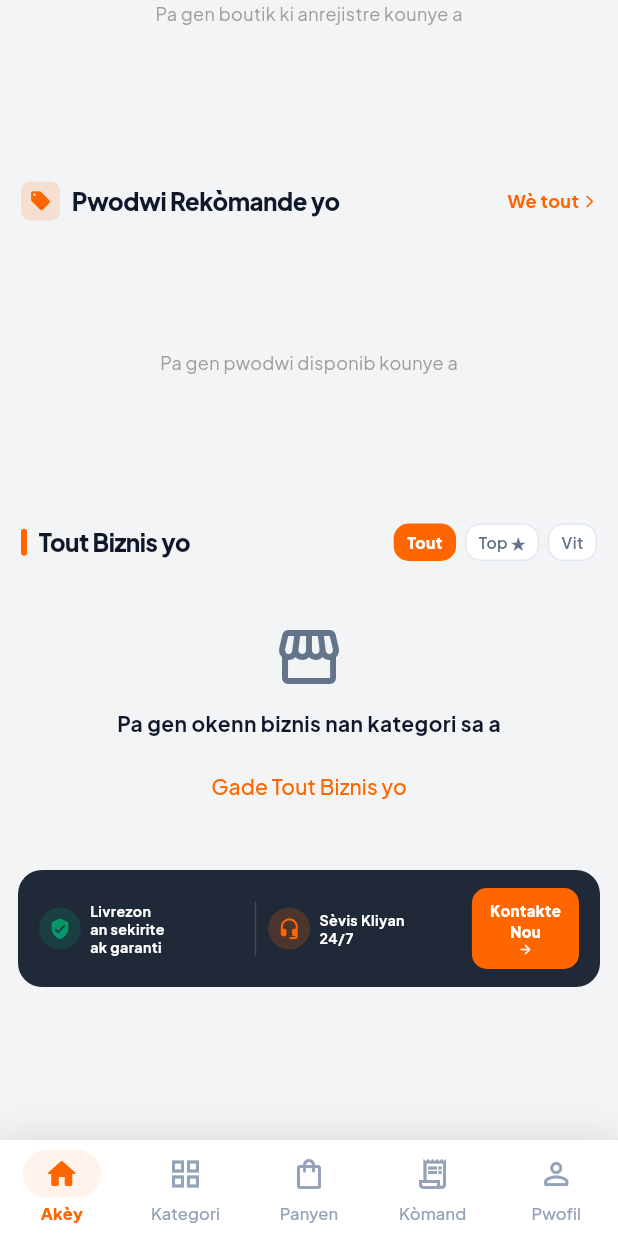
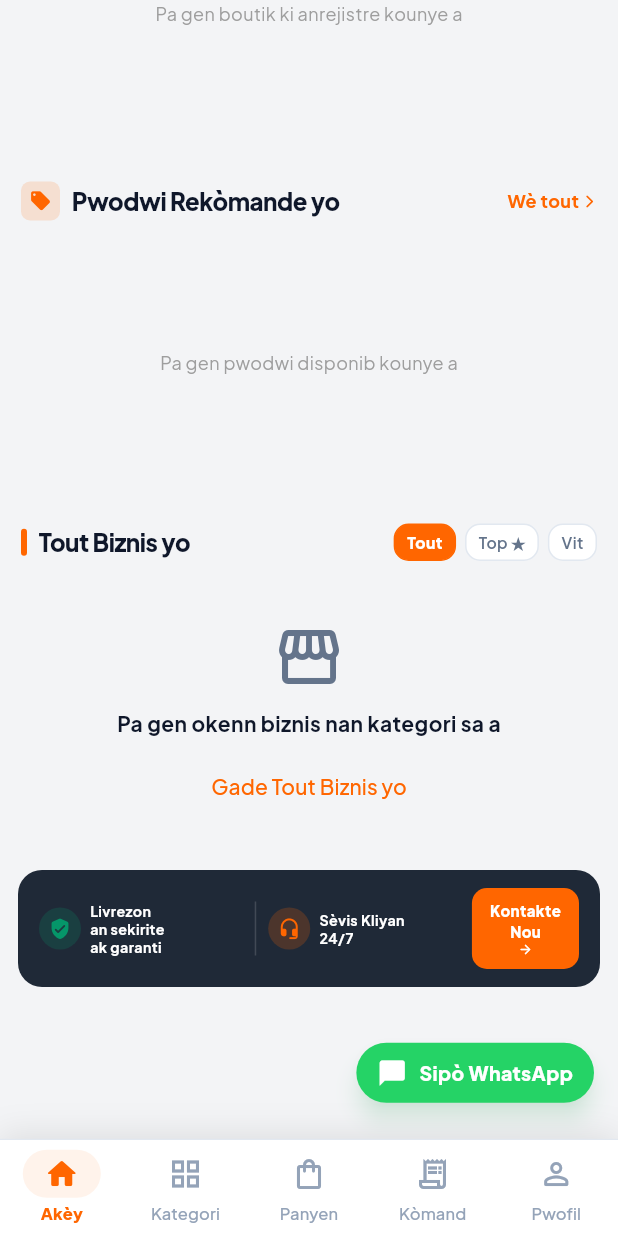
Before and after one commit to bienaimejeanbaptiste232-source/dlh, a Flutter app: the screen it shows after launch, scrolled down 539 dp, on a phone screen of 412 x 824 dp. Run offline on Flutter 3.47's test engine with Material 3 defaults, Android fonts, the phone set to English and light mode, and no system bars; our stand-ins replace audioplayers, connectivity_plus, firebase_core, firebase_messaging, flutter_map, flutter_riverpod and 8 more; accounts and stored records are empty; network calls fail.

Commit message:
feat(launch-prep): add floating 24/7 WhatsApp support to mobile home screen and /health ping endpoint on backend

```diff
--- a/apps/mobile_client/lib/screens/home_screen.dart
+++ b/apps/mobile_client/lib/screens/home_screen.dart
@@ -367,6 +367,45 @@ class _HomeScreenState extends ConsumerState<HomeScreen> with WidgetsBindingObse
                 bottom: 12,
                 child: DoorDashCartBar(),
               ),
+
+            // ── FLOATING WHATSAPP SUPPORT BUTTON (DIRECT HELP 24/7) ──────────
+            Positioned(
+              right: 16,
+              bottom: cart.openCarts.isNotEmpty ? 80 : 24,
+              child: Material(
+                elevation: 6,
+                shadowColor: const Color(0x4025D366),
+                shape: RoundedRectangleBorder(borderRadius: BorderRadius.circular(30)),
+                color: const Color(0xFF25D366),
+                child: InkWell(
+                  onTap: () async {
+                    final uri = Uri.parse('https://wa.me/50940553636?text=Bonjou%20Delivery%20Lakay,%20mwen%20bezwen%20yon%20èd%20tanpri');
+                    if (await canLaunchUrl(uri)) {
+                      await launchUrl(uri, mode: LaunchMode.externalApplication);
+                    }
+                  },
+                  borderRadius: BorderRadius.circular(30),
+                  child: Container(
+                    padding: const EdgeInsets.symmetric(horizontal: 14, vertical: 10),
+                    child: const Row(
+                      mainAxisSize: MainAxisSize.min,
+                      children: [
+                        Icon(Icons.chat_bubble_rounded, color: Colors.white, size: 20),
+                        SizedBox(width: 8),
+                        Text(
+                          'Sipò WhatsApp',
+                          style: TextStyle(
+                            color: Colors.white,
+                            fontWeight: FontWeight.w900,
+                            fontSize: 13,
+                          ),
+                        ),
+                      ],
+                    ),
+                  ),
+                ),
+              ),
+            ),
           ],
         ),
       ),
```
Also changed, not shown: 2 other files.
